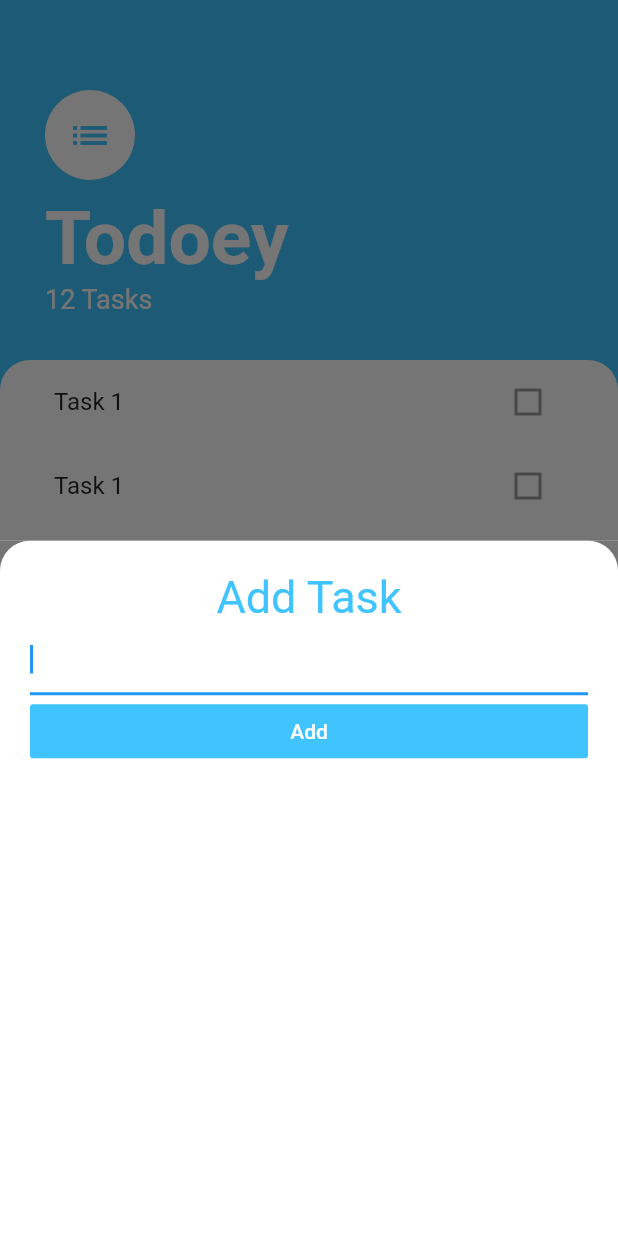
After one commit to cbarruffaldi/FlutterBootcamp, a Flutter app: the screen it shows after launch, after a tap on the "add" icon, on a phone screen of 412 x 824 dp. The commit adds this screen. Run offline on Flutter 3.47's test engine with Material 2 defaults, Android fonts, the phone set to English and light mode, and no system bars; our stand-ins replace animated_text_kit, audioplayers, cloud_firestore, firebase_auth, flutter_spinkit, font_awesome_flutter and 3 more; accounts and stored records are empty.

Commit message:
Task Screen

```diff
--- /dev/null
+++ b/todoey_flutter/lib/screens/add_task_screen.dart
@@ -0,0 +1,46 @@
+import 'dart:io';
+
+import 'package:flutter/material.dart';
+
+class AddTaskScreen extends StatelessWidget {
+  @override
+  Widget build(BuildContext context) {
+    return Container(
+      color: Color(0xff757575),
+      child: Container(
+        padding: EdgeInsets.all(20.0),
+        decoration: BoxDecoration(
+          color: Colors.white,
+          borderRadius: BorderRadius.only(
+              topRight: Radius.circular(20.0), topLeft: Radius.circular(20.0)),
+        ),
+        child: Column(
+          crossAxisAlignment: CrossAxisAlignment.stretch,
+          children: <Widget>[
+            Text(
+              'Add Task',
+              textAlign: TextAlign.center,
+              style: TextStyle(
+                fontSize: 30.0,
+                color: Colors.lightBlueAccent,
+              ),
+            ),
+            TextField(
+              autofocus: true,
+            ),
+            FlatButton(
+              child: Text(
+                'Add',
+                style: TextStyle(color: Colors.white),
+              ),
+              color: Colors.lightBlueAccent,
+              onPressed: () {
+                //Add task
+              },
+            )
+          ],
+        ),
+      ),
+    );
+  }
+}
--- a/todoey_flutter/lib/screens/tasks_screen.dart
+++ b/todoey_flutter/lib/screens/tasks_screen.dart
@@ -1,4 +1,7 @@
 import 'package:flutter/material.dart';
+import 'package:todoey_flutter/widgets/tasks_list.dart';
+
+import 'add_task_screen.dart';
 
 class TasksScreen extends StatelessWidget {
   @override
@@ -8,6 +11,11 @@
         floatingActionButton: FloatingActionButton(
           backgroundColor: Colors.lightBlueAccent,
           child: Icon(Icons.add),
+          onPressed: () {
+            //Create new task
+            showModalBottomSheet(
+                context: context, builder: (context) => AddTaskScreen());
+          },
         ),
         body: Column(
           crossAxisAlignment: CrossAxisAlignment.start,
@@ -58,33 +66,10 @@
                     topRight: Radius.circular(20.0),
                   ),
                 ),
-                child: new TasksList(),
+                child: TasksList(),
               ),
             ),
           ],
         ));
   }
 }
-
-class TasksList extends StatelessWidget {
-  @override
-  Widget build(BuildContext context) {
-    return ListView(
-      children: <Widget>[
-        TaskTile(),
-        TaskTile(),
-        TaskTile(),
-      ],
-    );
-  }
-}
-
-class TaskTile extends StatelessWidget {
-  @override
-  Widget build(BuildContext context) {
-    return ListTile(
-      title: Text('Task 1'),
-      trailing: Checkbox(value: false),
-    );
-  }
-}
--- /dev/null
+++ b/todoey_flutter/lib/widgets/tasks_list.dart
@@ -0,0 +1,15 @@
+import 'package:flutter/material.dart';
+import 'package:todoey_flutter/widgets/tasks_tile.dart';
+
+class TasksList extends StatelessWidget {
+  @override
+  Widget build(BuildContext context) {
+    return ListView(
+      children: <Widget>[
+        TaskTile(),
+        TaskTile(),
+        TaskTile(),
+      ],
+    );
+  }
+}
--- /dev/null
+++ b/todoey_flutter/lib/widgets/tasks_tile.dart
@@ -0,0 +1,11 @@
+import 'package:flutter/material.dart';
+
+class TaskTile extends StatelessWidget {
+  @override
+  Widget build(BuildContext context) {
+    return ListTile(
+      title: Text('Task 1'),
+      trailing: Checkbox(value: false),
+    );
+  }
+}
```
